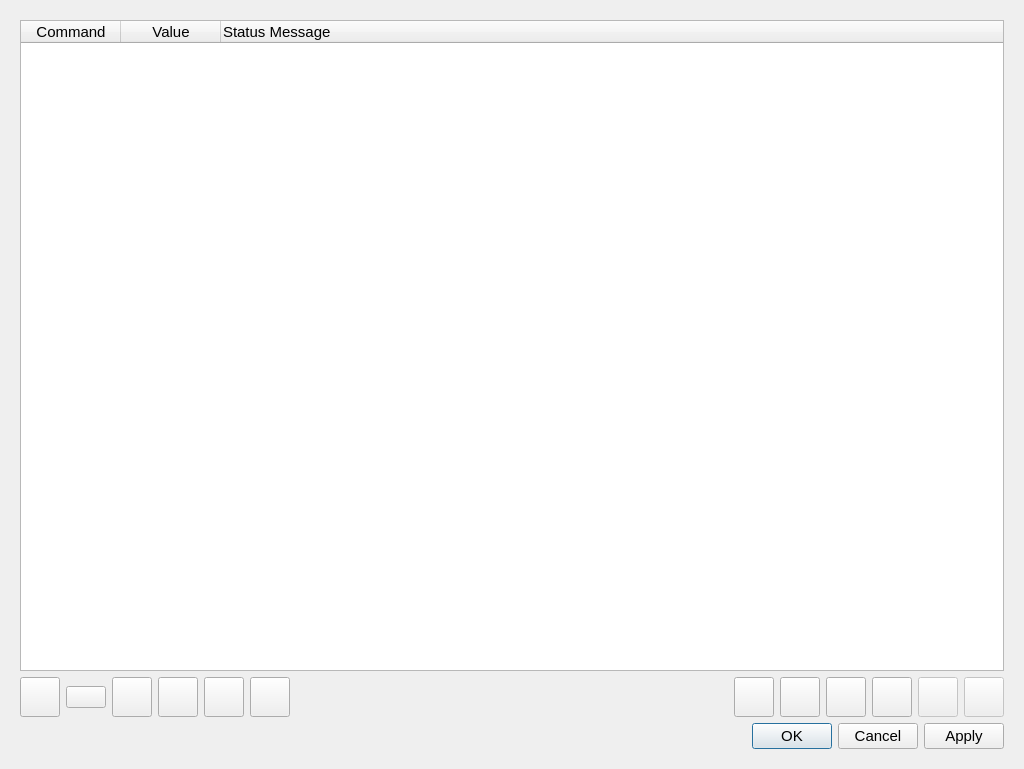
Qt form apps/Lab-on-a-tip/protocolEditor.ui (bellonemauro/Labonatip2.0) before a commit.
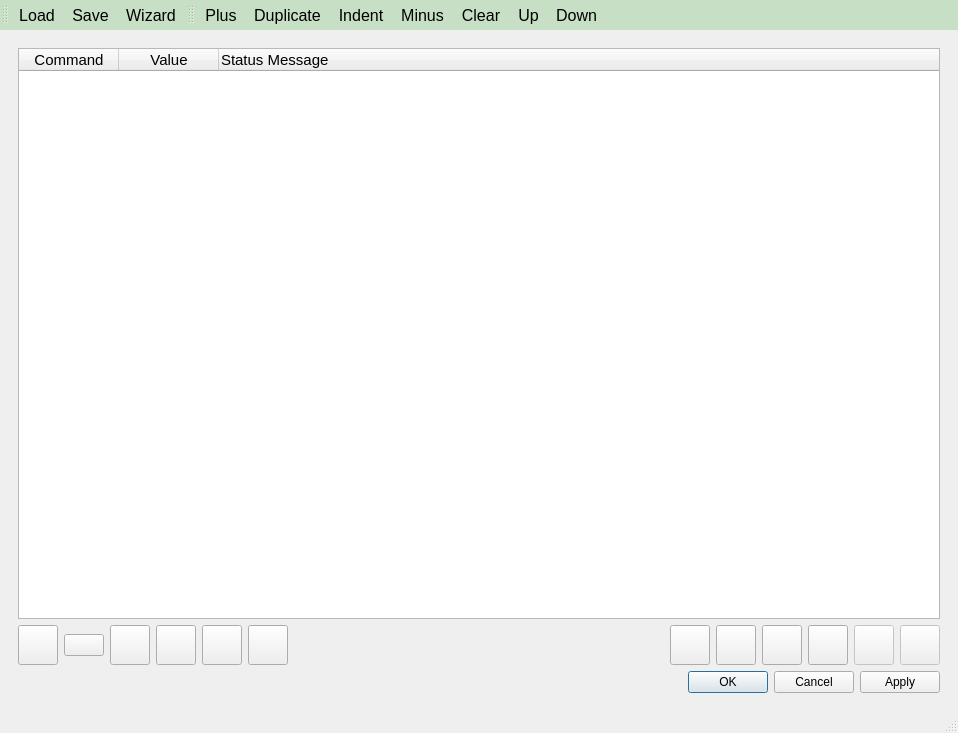
The same form after that commit. Icons and pictures are not drawn.

Diff of the .ui file:
```diff
--- a/apps/Lab-on-a-tip/protocolEditor.ui
+++ b/apps/Lab-on-a-tip/protocolEditor.ui
@@ -2,37 +2,41 @@
 <ui version="4.0">
  <author>Mauro Bellone</author>
  <class>Labonatip_protocol_editor</class>
- <widget class="QDialog" name="Labonatip_protocol_editor">
-  <property name="windowModality">
-   <enum>Qt::ApplicationModal</enum>
-  </property>
+ <widget class="QMainWindow" name="Labonatip_protocol_editor">
   <property name="geometry">
    <rect>
     <x>0</x>
     <y>0</y>
-    <width>1024</width>
-    <height>769</height>
+    <width>958</width>
+    <height>733</height>
    </rect>
   </property>
-  <property name="sizePolicy">
-   <sizepolicy hsizetype="Expanding" vsizetype="Expanding">
-    <horstretch>0</horstretch>
-    <verstretch>0</verstretch>
-   </sizepolicy>
-  </property>
-  <property name="minimumSize">
-   <size>
-    <width>100</width>
-    <height>100</height>
-   </size>
-  </property>
   <property name="windowTitle">
    <string>Protocol editor</string>
   </property>
-  <property name="modal">
-   <bool>true</bool>
+  <property name="styleSheet">
+   <string notr="true">QToolButton:!hover {
+background-color:rgb(199, 223, 197);
+font-size: 16px;
+}
+QToolButton:hover {
+     background-color: rgb(199, 223, 197);
+ }
+
+QToolBar {
+background-color:rgb(199, 223, 197);
+font-size: 16px;
+border:0;
+}</string>
   </property>
-  <layout class="QGridLayout" name="gridLayout_3">
+  <property name="iconSize">
+   <size>
+    <width>50</width>
+    <height>50</height>
+   </size>
+  </property>
+  <widget class="QWidget" name="centralwidget">
+   <layout class="QGridLayout" name="gridLayout_2">
    <item row="0" column="0">
     <widget class="QScrollArea" name="scrollArea">
      <property name="sizePolicy">
@@ -64,8 +68,8 @@
        <rect>
         <x>0</x>
         <y>0</y>
-        <width>1006</width>
-        <height>751</height>
+         <width>940</width>
+         <height>654</height>
        </rect>
       </property>
       <property name="sizePolicy">
@@ -83,6 +87,9 @@
       <layout class="QGridLayout" name="gridLayout">
        <item row="1" column="10">
         <widget class="QPushButton" name="pushButton_moveDown">
+          <property name="enabled">
+           <bool>true</bool>
+          </property>
          <property name="minimumSize">
           <size>
            <width>40</width>
@@ -257,6 +264,9 @@
        </item>
        <item row="1" column="5">
         <widget class="QPushButton" name="pushButton_macroWizard">
+          <property name="enabled">
+           <bool>true</bool>
+          </property>
          <property name="minimumSize">
           <size>
            <width>40</width>
@@ -344,6 +354,9 @@
        </item>
        <item row="1" column="9">
         <widget class="QPushButton" name="pushButton_moveUp">
+          <property name="enabled">
+           <bool>true</bool>
+          </property>
          <property name="minimumSize">
           <size>
            <width>40</width>
@@ -389,6 +402,9 @@
        </item>
        <item row="1" column="4">
         <widget class="QPushButton" name="pushButton_clearCommands">
+          <property name="enabled">
+           <bool>true</bool>
+          </property>
          <property name="minimumSize">
           <size>
            <width>40</width>
@@ -434,6 +450,9 @@
        </item>
        <item row="1" column="1">
         <widget class="QPushButton" name="pushButton_duplicateLine">
+          <property name="enabled">
+           <bool>true</bool>
+          </property>
          <property name="toolTip">
           <string>duplicate command</string>
          </property>
@@ -460,6 +479,9 @@
        </item>
        <item row="1" column="0">
         <widget class="QPushButton" name="pushButton_addMacroCommand">
+          <property name="enabled">
+           <bool>true</bool>
+          </property>
          <property name="minimumSize">
           <size>
            <width>40</width>
@@ -505,6 +527,9 @@
        </item>
        <item row="1" column="3">
         <widget class="QPushButton" name="pushButton_removeMacroCommand">
+          <property name="enabled">
+           <bool>true</bool>
+          </property>
          <property name="minimumSize">
           <size>
            <width>40</width>
@@ -550,6 +575,9 @@
        </item>
        <item row="1" column="2">
         <widget class="QPushButton" name="pushButton_plusIndent">
+          <property name="enabled">
+           <bool>true</bool>
+          </property>
          <property name="minimumSize">
           <size>
            <width>40</width>
@@ -588,6 +616,9 @@
        </item>
        <item row="1" column="11">
         <widget class="QPushButton" name="pushButton_saveMacro">
+          <property name="enabled">
+           <bool>true</bool>
+          </property>
          <property name="minimumSize">
           <size>
            <width>40</width>
@@ -624,6 +655,9 @@
        </item>
        <item row="1" column="12">
         <widget class="QPushButton" name="pushButton_loadMacro">
+          <property name="enabled">
+           <bool>true</bool>
+          </property>
          <property name="minimumSize">
           <size>
            <width>40</width>
@@ -679,8 +713,148 @@
    </item>
   </layout>
  </widget>
- <resources>
-  <include location="myResources.qrc"/>
- </resources>
+  <widget class="QStatusBar" name="statusbar"/>
+  <widget class="QToolBar" name="toolBar">
+   <property name="windowTitle">
+    <string>toolBar</string>
+   </property>
+   <property name="movable">
+    <bool>true</bool>
+   </property>
+   <property name="iconSize">
+    <size>
+     <width>30</width>
+     <height>30</height>
+    </size>
+   </property>
+   <property name="toolButtonStyle">
+    <enum>Qt::ToolButtonIconOnly</enum>
+   </property>
+   <attribute name="toolBarArea">
+    <enum>TopToolBarArea</enum>
+   </attribute>
+   <attribute name="toolBarBreak">
+    <bool>false</bool>
+   </attribute>
+   <addaction name="actionLoad"/>
+   <addaction name="actionSave"/>
+   <addaction name="actionWizard"/>
+  </widget>
+  <widget class="QToolBar" name="toolBar_2">
+   <property name="windowTitle">
+    <string>toolBar_2</string>
+   </property>
+   <property name="iconSize">
+    <size>
+     <width>30</width>
+     <height>30</height>
+    </size>
+   </property>
+   <attribute name="toolBarArea">
+    <enum>TopToolBarArea</enum>
+   </attribute>
+   <attribute name="toolBarBreak">
+    <bool>false</bool>
+   </attribute>
+   <addaction name="actionPlus"/>
+   <addaction name="actionDuplicate"/>
+   <addaction name="actionIndent"/>
+   <addaction name="actionMinus"/>
+   <addaction name="actionClear"/>
+   <addaction name="actionUp"/>
+   <addaction name="actionDown"/>
+  </widget>
+  <action name="actionSave">
+   <property name="icon">
+    <iconset>
+     <normaloff>icons/save.png</normaloff>icons/save.png</iconset>
+   </property>
+   <property name="text">
+    <string>Save</string>
+   </property>
+  </action>
+  <action name="actionLoad">
+   <property name="icon">
+    <iconset>
+     <normaloff>icons/open.png</normaloff>icons/open.png</iconset>
+   </property>
+   <property name="text">
+    <string>Load</string>
+   </property>
+  </action>
+  <action name="actionWizard">
+   <property name="icon">
+    <iconset>
+     <normaloff>icons/wand.png</normaloff>icons/wand.png</iconset>
+   </property>
+   <property name="text">
+    <string>Wizard</string>
+   </property>
+  </action>
+  <action name="actionPlus">
+   <property name="icon">
+    <iconset>
+     <normaloff>icons/plus.png</normaloff>icons/plus.png</iconset>
+   </property>
+   <property name="text">
+    <string>Plus</string>
+   </property>
+  </action>
+  <action name="actionDuplicate">
+   <property name="icon">
+    <iconset>
+     <normaloff>icons/duplicate.png</normaloff>icons/duplicate.png</iconset>
+   </property>
+   <property name="text">
+    <string>Duplicate</string>
+   </property>
+  </action>
+  <action name="actionIndent">
+   <property name="icon">
+    <iconset>
+     <normaloff>icons/indentPlus.png</normaloff>icons/indentPlus.png</iconset>
+   </property>
+   <property name="text">
+    <string>Indent</string>
+   </property>
+  </action>
+  <action name="actionMinus">
+   <property name="icon">
+    <iconset>
+     <normaloff>icons/minus.png</normaloff>icons/minus.png</iconset>
+   </property>
+   <property name="text">
+    <string>Minus</string>
+   </property>
+  </action>
+  <action name="actionClear">
+   <property name="icon">
+    <iconset>
+     <normaloff>icons/clearAll.png</normaloff>icons/clearAll.png</iconset>
+   </property>
+   <property name="text">
+    <string>Clear</string>
+   </property>
+  </action>
+  <action name="actionDown">
+   <property name="icon">
+    <iconset>
+     <normaloff>icons/downArrow.png</normaloff>icons/downArrow.png</iconset>
+   </property>
+   <property name="text">
+    <string>Down</string>
+   </property>
+  </action>
+  <action name="actionUp">
+   <property name="icon">
+    <iconset>
+     <normaloff>icons/upArrow.png</normaloff>icons/upArrow.png</iconset>
+   </property>
+   <property name="text">
+    <string>Up</string>
+   </property>
+  </action>
+ </widget>
+ <resources/>
  <connections/>
 </ui>
```
Left out of the diff: 1 changed line with no effect on the pictures. Lines whose indentation alone changed are shown as unchanged.
